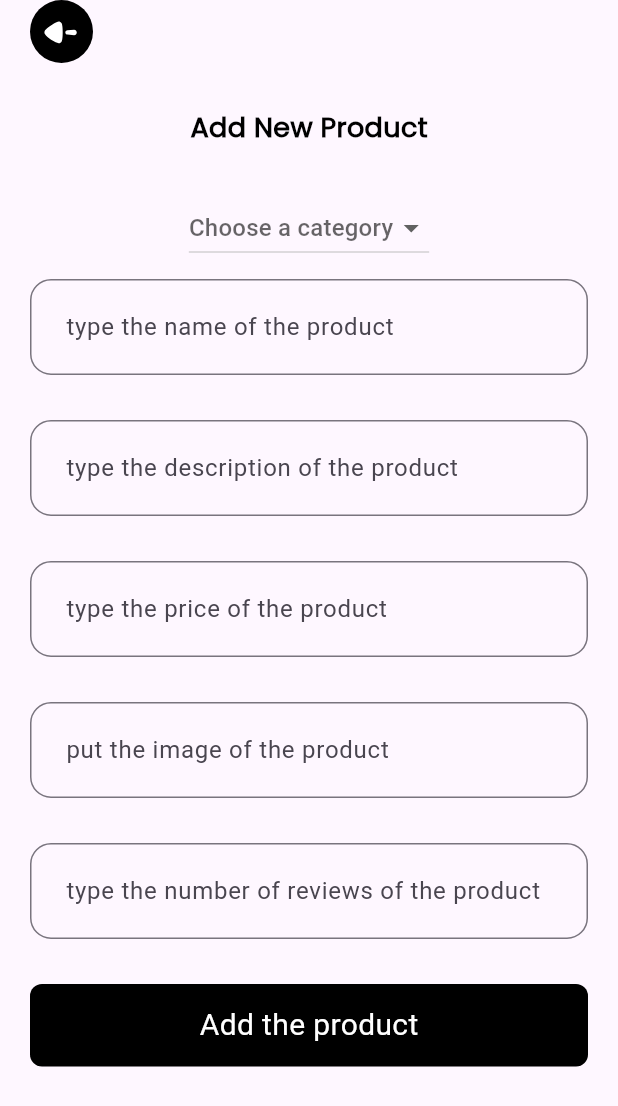
After one commit to SeifRashedd/Fashion_Market, a Flutter app: the AddProductView screen opened by its route, on a phone screen of 412 x 824 dp. The commit adds this screen. Shown: the top 1106 px of the screen. Run offline on Flutter 3.47's test engine with Material 3 defaults, Android fonts, the phone set to English and light mode, and no system bars; our stand-ins replace dartz, dio, equatable, firebase_auth, firebase_core, flutter_bloc and 4 more; accounts and stored records are empty.

Commit message:
add screen add product

```diff
--- /dev/null
+++ b/lib/Features/profile/presentaion/views/manger/add_product_cubit/add_product_cubit_cubit.dart
@@ -0,0 +1,29 @@
+import 'package:equatable/equatable.dart';
+import 'package:flutter_bloc/flutter_bloc.dart';
+
+part 'add_product_cubit_state.dart';
+
+class AddProductCubit extends Cubit<AddProductCubitState> {
+  AddProductCubit() : super(AddProductCubitInitial());
+
+  Future<void> addProduct({
+    required String name,
+    required String description,
+    required double price,
+    required String category,
+    required String image,
+    required int numReviews,
+  }) async {
+    emit(AddProductCubitLoading());
+
+    try {
+
+      await Future.delayed(const Duration(seconds: 2)); // Simulate network delay
+
+      // Simulate a success response
+      emit(AddProductCubitSuccess());
+    } catch (e) {
+      emit(const AddProductCubitFailure("Failed to add product"));
+    }
+  }
+}
--- /dev/null
+++ b/lib/Features/profile/presentaion/views/manger/add_product_cubit/add_product_cubit_state.dart
@@ -0,0 +1,24 @@
+part of 'add_product_cubit_cubit.dart';
+
+abstract class AddProductCubitState extends Equatable {
+  const AddProductCubitState();
+
+  @override
+  List<Object> get props => [];
+}
+
+class AddProductCubitInitial extends AddProductCubitState {}
+
+class AddProductCubitLoading extends AddProductCubitState {}
+
+class AddProductCubitSuccess extends AddProductCubitState {
+}
+
+class AddProductCubitFailure extends AddProductCubitState {
+  final String errMsg;
+
+  const AddProductCubitFailure(this.errMsg);
+
+  @override
+  List<Object> get props => [errMsg];
+}
--- /dev/null
+++ b/lib/Features/profile/presentaion/views/widgets/add_product_view.dart
@@ -0,0 +1,145 @@
+import 'package:fashion_market/Features/auth/presention/views/widgets/custom_button.dart';
+import 'package:fashion_market/Features/auth/presention/views/widgets/custom_form_text_failed.dart';
+import 'package:fashion_market/Features/home/presentation/views/widgets/custom_app_bar.dart';
+import 'package:fashion_market/core/utils/api_service.dart';
+import 'package:fashion_market/core/utils/app_styles.dart';
+import 'package:flutter/material.dart';
+import 'package:gap/gap.dart';
+
+class AddProductView extends StatefulWidget {
+  const AddProductView({super.key});
+
+  @override
+  State<AddProductView> createState() => AddProductViewState();
+}
+
+class AddProductViewState extends State<AddProductView> {
+  String name = '';
+  String description = '';
+  String image = '';
+  String category = '';
+  int numReviews = 0;
+  double price = 0.0;
+
+  final List<String> categories = [
+    'New Arrival',
+    'Bag',
+    'Shose',
+    'Watch',
+    'Clothes'
+  ];
+
+  final Map<String, String> categoryMap = {
+    'New Arrival': 'new arrival',
+    'Bag': 'bages',
+    'Shose': 'shose',
+    'Watch': 'watches',
+    'Clothes': 'clothes'
+  };
+
+  @override
+  Widget build(BuildContext context) {
+    return Scaffold(
+      body: SafeArea(
+        child: Padding(
+          padding: const EdgeInsets.symmetric(horizontal: 20),
+          child: ListView(
+            children: [
+              const CustomAppBar(),
+              const Gap(30),
+              Center(
+                child: Text(
+                  'Add New Product',
+                  style: AppStyles.styleBold18,
+                ),
+              ),
+              const Gap(30),
+              Center(
+                child: DropdownButton<String>(
+                  value: categories.contains(category) ? category : null,
+                  hint: Text(
+                    category.isEmpty
+                        ? 'Choose a category'
+                        : 'Chosen category: ${categoryMap.keys.firstWhere(
+                            (key) => categoryMap[key] == category,
+                          )}',
+                  ),
+                  items: categories.map((String value) {
+                    return DropdownMenuItem<String>(
+                      value: value,
+                      child: Text(value),
+                    );
+                  }).toList(),
+                  onChanged: (newValue) {
+                    setState(() {
+                      category = categoryMap[newValue!]!;
+                    });
+                  },
+                ),
+              ),
+              const Gap(10),
+              CustomFormTextField(
+                onChange: (data) {
+                  setState(() {
+                    name = data;
+                  });
+                },
+                hintText: 'type the name of the product',
+              ),
+              const Gap(30),
+              CustomFormTextField(
+                onChange: (data) {
+                  setState(() {
+                    description = data;
+                  });
+                },
+                hintText: 'type the description of the product',
+              ),
+              const Gap(30),
+              CustomFormTextField(
+                onChange: (data) {
+                  setState(() {
+                    price = double.tryParse(data) ?? 0.0;
+                  });
+                },
+                hintText: 'type the price of the product',
+              ),
+              const Gap(30),
+              CustomFormTextField(
+                onChange: (data) {
+                  setState(() {
+                    image = data;
+                  });
+                },
+                hintText: 'put the image of the product',
+              ),
+              const Gap(30),
+              CustomFormTextField(
+                onChange: (data) {
+                  setState(() {
+                    numReviews = int.tryParse(data) ?? 0;
+                  });
+                },
+                hintText: 'type the number of reviews of the product',
+              ),
+              const Gap(30),
+              CustomButton(
+                onTap: () {
+                  AddProduct().addProduct(
+                      name: name,
+                      description: description,
+                      price: price,
+                      category: category,
+                      image: image,
+                      numReviews: numReviews);
+                },
+                text: 'Add the product',
+              ),
+              const Gap(30),
+            ],
+          ),
+        ),
+      ),
+    );
+  }
+}
--- a/lib/Features/profile/presentaion/views/widgets/profile_view_body.dart
+++ b/lib/Features/profile/presentaion/views/widgets/profile_view_body.dart
@@ -1,10 +1,11 @@
 import 'package:fashion_market/Features/auth/presention/views/widgets/custom_button.dart';
 import 'package:fashion_market/Features/home/presentation/views/widgets/custom_app_bar.dart';
-import 'package:fashion_market/Features/profile/presentaion/views/widgets/show_model_sheet.dart';
+import 'package:fashion_market/constants.dart';
 import 'package:fashion_market/core/utils/app_images.dart';
 import 'package:fashion_market/core/utils/app_styles.dart';
 import 'package:flutter/material.dart';
 import 'package:gap/gap.dart';
+import 'package:go_router/go_router.dart';
 
 class ProfileViewBody extends StatelessWidget {
   const ProfileViewBody({
@@ -57,11 +58,7 @@ class ProfileViewBody extends StatelessWidget {
           const Gap(40),
           CustomButton(
             onTap: () {
-              showModalBottomSheet(
-                  context: context,
-                  builder: (context) {
-                    return  ShowModelSheet();
-                  });
+              GoRouter.of(context).push(kAddProductView);
             },
             text: 'Add a new prduct',
           ),
--- a/lib/Features/profile/presentaion/views/widgets/show_model_sheet.dart
+++ b/lib/Features/profile/presentaion/views/widgets/show_model_sheet.dart
@@ -9,16 +9,18 @@ class ShowModelSheet extends StatefulWidget {
   const ShowModelSheet({super.key});
 
   @override
-  _ShowModelSheetState createState() => _ShowModelSheetState();
+  ShowModelSheetState createState() => ShowModelSheetState();
 }
 
-class _ShowModelSheetState extends State<ShowModelSheet> {
+class ShowModelSheetState extends State<ShowModelSheet> {
   String name = '';
   String description = '';
   String image = '';
   String category = '';
   int numReviews = 0;
   double price = 0.0;
+
+
 
   @override
   Widget build(BuildContext context) {
@@ -28,7 +30,6 @@ class _ShowModelSheetState extends State<ShowModelSheet> {
         padding: const EdgeInsets.symmetric(horizontal: 10),
         child: ListView(
           children: [
-            const Gap(10),
             Text(
               'Add New Product',
               style: AppStyles.styleBold18,
@@ -91,13 +92,12 @@ class _ShowModelSheetState extends State<ShowModelSheet> {
             CustomButton(
               onTap: () {
                 AddProduct().addProduct(
-                  name: name,
-                  description: description,
-                  price: price,
-                  category: category,
-                  image: image,
-                  numReviews: numReviews
-                );
+                    name: name,
+                    description: description,
+                    price: price,
+                    category: category,
+                    image: image,
+                    numReviews: numReviews);
               },
               text: 'Add the product',
             ),
--- a/lib/constants.dart
+++ b/lib/constants.dart
@@ -11,3 +11,4 @@ const kBagesCategory = 'bages';
 const kNewAriivalsCategory = 'new arrival';
 const kShosesCategory = 'shose';
 const kProfileView='/ProfileView';
+const kAddProductView = '/AddProductView';
--- a/lib/core/utils/app_router.dart
+++ b/lib/core/utils/app_router.dart
@@ -4,6 +4,7 @@ import 'package:fashion_market/Features/home/presentation/views/favorite_view.da
 import 'package:fashion_market/Features/home/presentation/views/home_view.dart';
 import 'package:fashion_market/Features/home/presentation/views/menu_view.dart';
 import 'package:fashion_market/Features/profile/presentaion/views/profile_view.dart';
+import 'package:fashion_market/Features/profile/presentaion/views/widgets/add_product_view.dart';
 import 'package:fashion_market/Features/splash/presentation/views/splash_view.dart';
 import 'package:fashion_market/constants.dart';
 import 'package:go_router/go_router.dart';
@@ -38,7 +39,12 @@ abstract class AppRouter {
       GoRoute(
         path: kProfileView,
         builder: (context, state) => const ProfileView()
-      )
+      ),
+      GoRoute(
+path: kAddProductView,
+builder: (context, state) =>const AddProductView() ,
+
+      ),
     ],
   );
 }
--- a/lib/main.dart
+++ b/lib/main.dart
@@ -1,6 +1,7 @@
 import 'package:fashion_market/Features/home/data/repos/home_repo_impl.dart';
 import 'package:fashion_market/Features/home/presentation/manger/favorite_cubit.dart';
 import 'package:fashion_market/Features/home/presentation/manger/prodcuts_cubit/products_cubit.dart';
+import 'package:fashion_market/Features/profile/presentaion/views/manger/add_product_cubit/add_product_cubit_cubit.dart';
 import 'package:fashion_market/constants.dart';
 import 'package:fashion_market/core/utils/app_router.dart';
 import 'package:fashion_market/core/utils/service_locator.dart';
@@ -28,6 +29,9 @@ class FashionMarcket extends StatelessWidget {
     return MultiBlocProvider(
       providers: [
         BlocProvider(
+          create: (context) => AddProductCubit(),
+        ),
+        BlocProvider(
           create: (context) => ProductsCubit(
             getIt.get<HomeRepoImpl>(),
           )..fetchProducts(categoryName: kNewAriivalsCategory),
```
